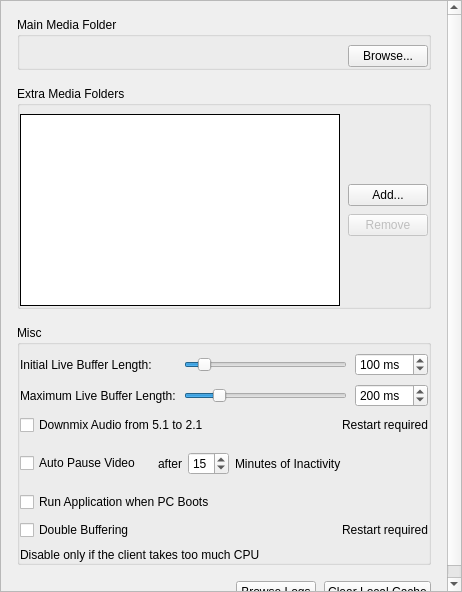
Qt form client/src/ui/widgets/local_settings/general_preferences_widget.ui (networkoptix/nx_open) before a commit.
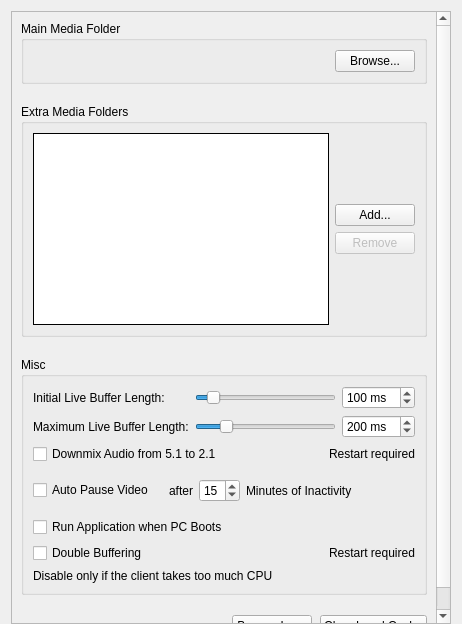
The same form after that commit.

Commit message:
General Preferences adjustments to panel style & default layout margins
<==== Mercurial data ====>
Branch: dev_3.0.0_gui

```diff
--- a/client/src/ui/widgets/local_settings/general_preferences_widget.ui
+++ b/client/src/ui/widgets/local_settings/general_preferences_widget.ui
@@ -7,25 +7,13 @@
     <x>0</x>
     <y>0</y>
     <width>462</width>
-    <height>592</height>
+    <height>624</height>
    </rect>
   </property>
   <property name="windowTitle">
    <string/>
   </property>
-  <layout class="QVBoxLayout" name="verticalLayout" stretch="0">
-   <property name="spacing">
-    <number>0</number>
-   </property>
-   <property name="leftMargin">
-    <number>0</number>
-   </property>
-   <property name="topMargin">
-    <number>0</number>
-   </property>
-   <property name="rightMargin">
-    <number>0</number>
-   </property>
+  <layout class="QVBoxLayout" name="verticalLayout">
    <property name="bottomMargin">
     <number>0</number>
    </property>
@@ -45,25 +33,13 @@
        <rect>
         <x>0</x>
         <y>0</y>
-        <width>460</width>
-        <height>590</height>
+        <width>442</width>
+        <height>613</height>
        </rect>
       </property>
       <layout class="QVBoxLayout" name="verticalLayout_2">
        <property name="spacing">
-        <number>16</number>
-       </property>
-       <property name="leftMargin">
-        <number>16</number>
-       </property>
-       <property name="topMargin">
-        <number>16</number>
-       </property>
-       <property name="rightMargin">
-        <number>16</number>
-       </property>
-       <property name="bottomMargin">
-        <number>0</number>
+        <number>20</number>
        </property>
        <item>
         <widget class="QGroupBox" name="mainMediaFolderGroupBox">
@@ -80,21 +56,6 @@
           <bool>true</bool>
          </property>
          <layout class="QHBoxLayout" name="horizontalLayout_5">
-          <property name="spacing">
-           <number>8</number>
-          </property>
-          <property name="leftMargin">
-           <number>0</number>
-          </property>
-          <property name="topMargin">
-           <number>8</number>
-          </property>
-          <property name="rightMargin">
-           <number>0</number>
-          </property>
-          <property name="bottomMargin">
-           <number>0</number>
-          </property>
           <item>
            <widget class="QLabel" name="mainMediaFolderLabel">
             <property name="text">
@@ -127,26 +88,8 @@
           <bool>true</bool>
          </property>
          <layout class="QVBoxLayout" name="verticalLayout_5">
-          <property name="spacing">
-           <number>8</number>
-          </property>
-          <property name="leftMargin">
-           <number>0</number>
-          </property>
-          <property name="topMargin">
-           <number>8</number>
-          </property>
-          <property name="rightMargin">
-           <number>0</number>
-          </property>
-          <property name="bottomMargin">
-           <number>0</number>
-          </property>
           <item>
            <layout class="QHBoxLayout" name="horizontalLayout_2">
-            <property name="spacing">
-             <number>8</number>
-            </property>
             <item>
              <widget class="QListWidget" name="extraMediaFoldersList">
               <property name="frameShape">
@@ -159,9 +102,6 @@
             </item>
             <item>
              <layout class="QVBoxLayout" name="verticalLayout_3">
-              <property name="spacing">
-               <number>8</number>
-              </property>
               <item>
                <spacer name="verticalSpacer_3">
                 <property name="orientation">
@@ -221,21 +161,6 @@
           <bool>true</bool>
          </property>
          <layout class="QGridLayout" name="gridLayout_2">
-          <property name="leftMargin">
-           <number>0</number>
-          </property>
-          <property name="topMargin">
-           <number>8</number>
-          </property>
-          <property name="rightMargin">
-           <number>0</number>
-          </property>
-          <property name="bottomMargin">
-           <number>0</number>
-          </property>
-          <property name="spacing">
-           <number>8</number>
-          </property>
           <item row="2" column="0" colspan="2">
            <layout class="QHBoxLayout" name="pauseOnInactivityLayout" stretch="0,0,0">
             <item>
```
